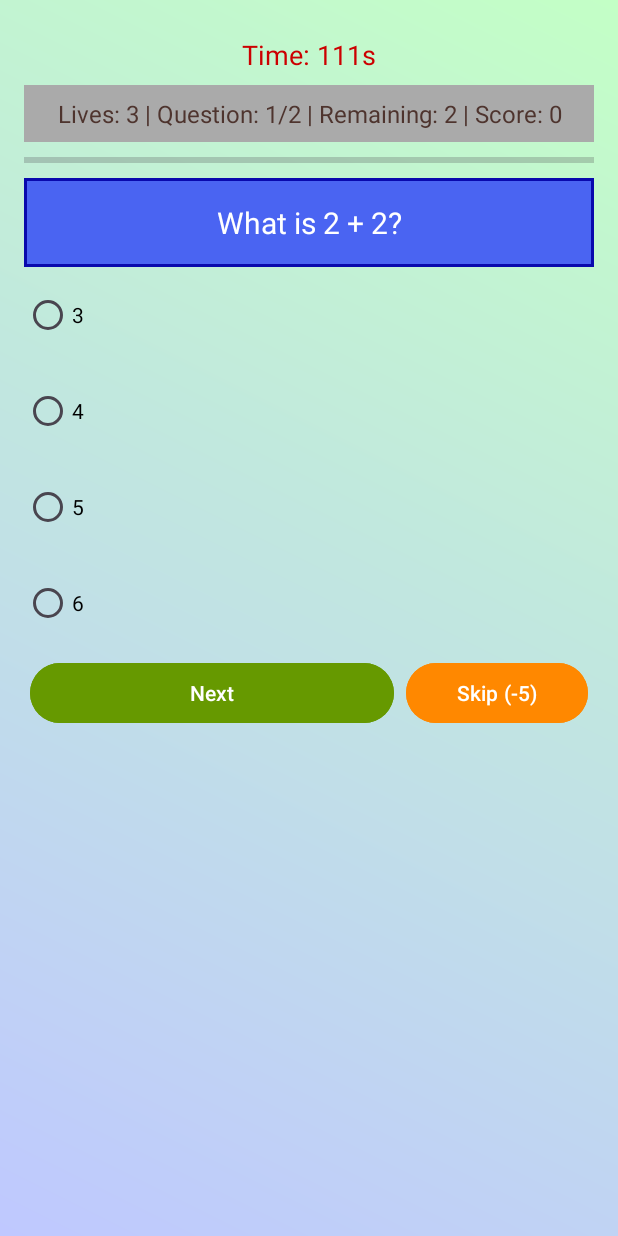
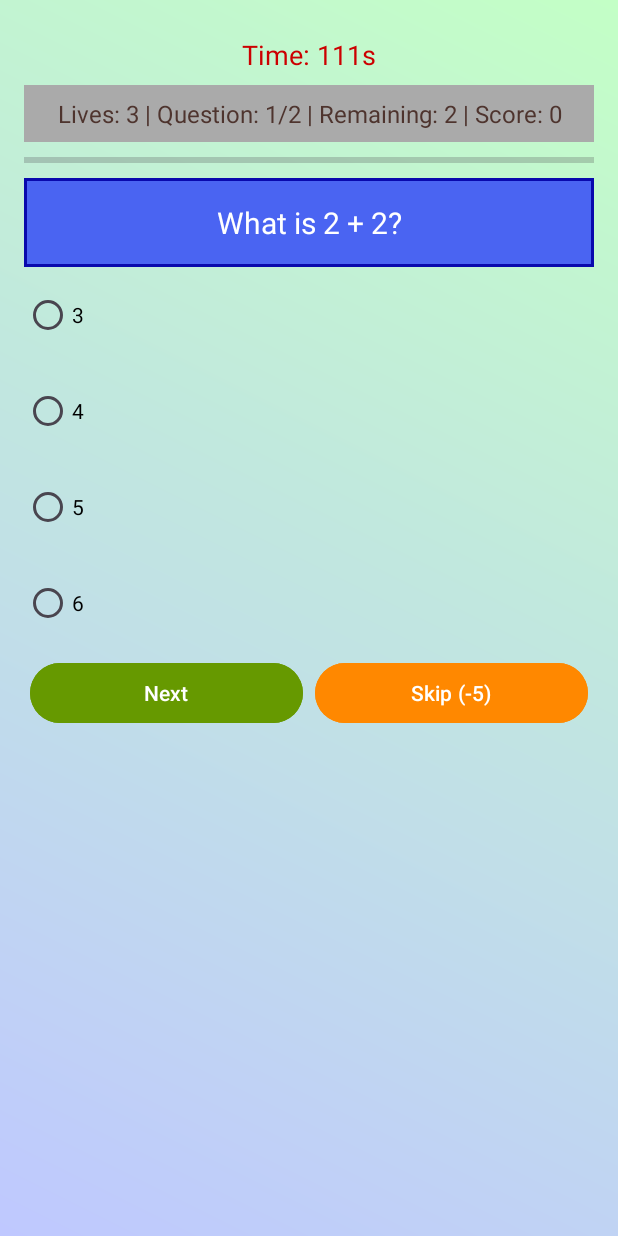
Before and after one commit to k-aghakhani/IQ-Quest, an Android app: the screen it shows after launch (MainActivity), on a phone screen of 412 x 824 dp. Run offline under Robolectric (Android 15) with nearby library versions, the phone set to English and light mode, and no system bars; our stand-ins replace Volley; network calls fail.

Commit message:
Change Button Size

```diff
--- a/app/src/main/res/layout/activity_main.xml
+++ b/app/src/main/res/layout/activity_main.xml
@@ -97,7 +97,7 @@ android:gravity="center">
 <Button
     android:id="@+id/nextButton"
     android:layout_width="0dp"
-    android:layout_weight="2"
+    android:layout_weight="1"
     android:layout_height="wrap_content"
     android:text="Next"
     android:textColor="@color/white"
```
